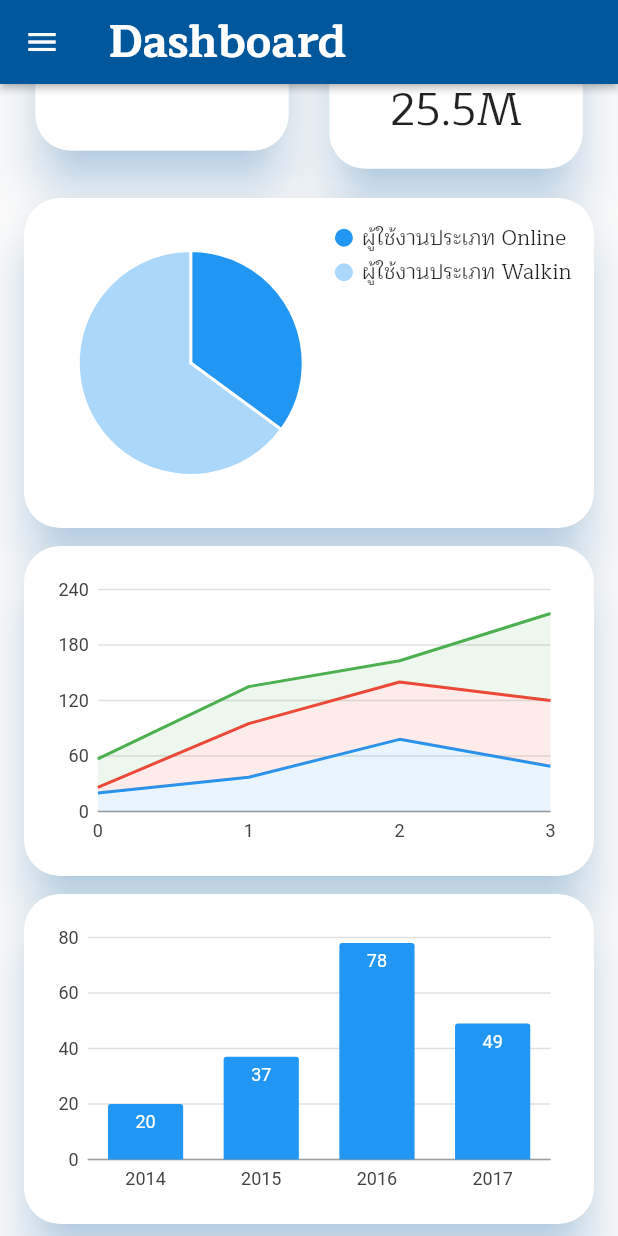
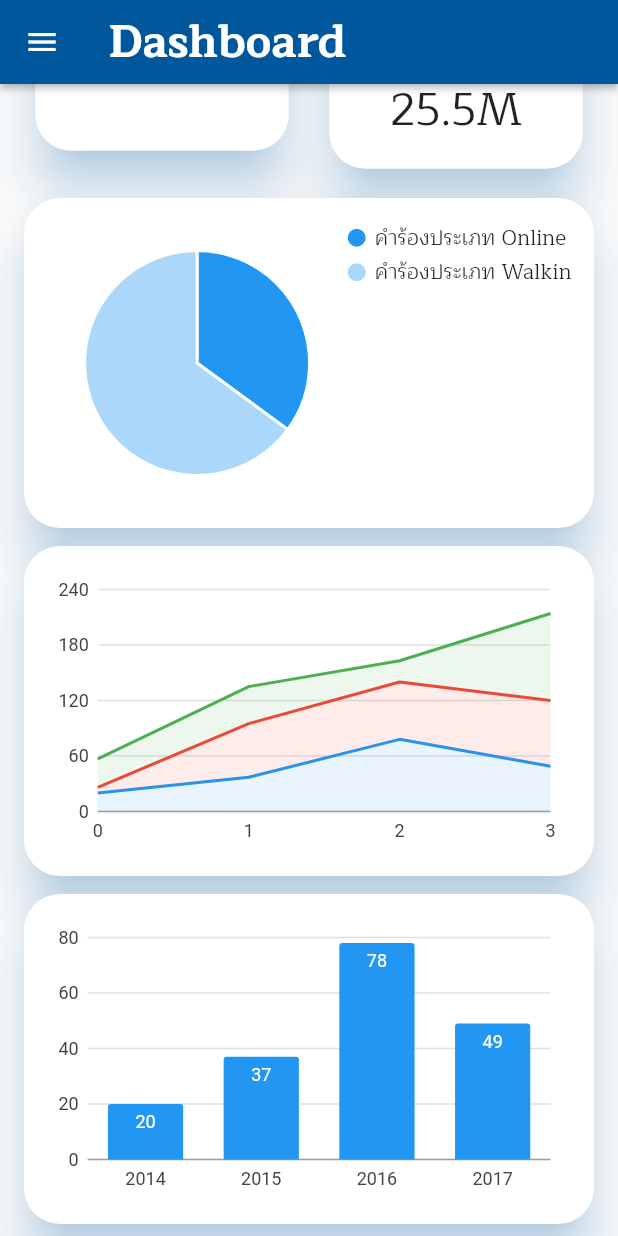
Before and after one commit to supakjack/bang-pla-60-flutter, a Flutter app: the Dashboard screen opened directly, scrolled down 732 dp, on a phone screen of 412 x 824 dp. Run offline on Flutter 3.47's test engine with Material 2 defaults, Android fonts, the phone set to English and light mode, and no system bars; our stand-ins replace auto_size_text, bloc, carousel_slider, charts_flutter, datetime_picker_formfield, font_awesome_flutter and 3 more; missing offline and left inert: flutter_circular_chart, flutter_sparkline.

Commit message:
Update AllPieChart.dart

```diff
--- a/lib/ui/dashboard_page/chart/AllPieChart.dart
+++ b/lib/ui/dashboard_page/chart/AllPieChart.dart
@@ -54,8 +54,8 @@ class DatumLegendWithMeasuresRequest extends StatelessWidget {
     final random = new Random();
 
     final data = [
-      new LinearSales("ผู้ใช้งานประเภท Online", random.nextInt(100)),
-      new LinearSales("ผู้ใช้งานประเภท Walkin", random.nextInt(100)),
+      new LinearSales("คำร้องประเภท Online", random.nextInt(100)),
+      new LinearSales("คำร้องประเภท Walkin", random.nextInt(100)),
       // new LinearSales(2016, random.nextInt(100)),
       // new LinearSales(2017, random.nextInt(100)),
     ];
```
